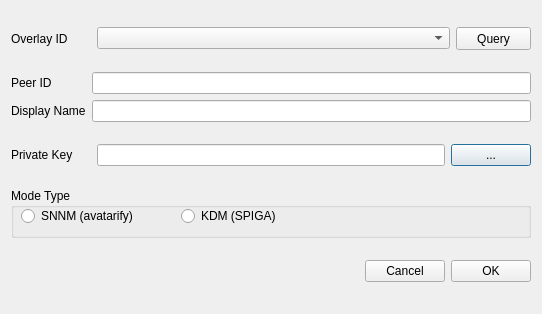
First picture: the form in GUI/JOIN_ROOM.ui, repository ITU-T-SG11-Q8/FVapp, before the edit.
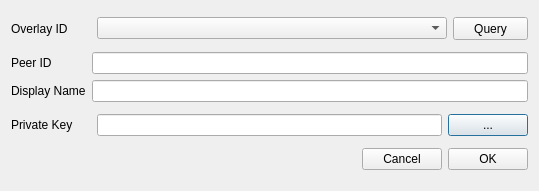
Second picture: the form after the edit.

Diff of the .ui file:
```diff
--- a/GUI/JOIN_ROOM.ui
+++ b/GUI/JOIN_ROOM.ui
@@ -7,58 +7,13 @@
     <x>0</x>
     <y>0</y>
     <width>539</width>
-    <height>314</height>
+    <height>191</height>
    </rect>
   </property>
   <property name="windowTitle">
    <string>Channel Join</string>
   </property>
   <layout class="QGridLayout" name="gridLayout_2">
-   <item row="7" column="0">
-    <widget class="QGroupBox" name="ModeType">
-     <property name="minimumSize">
-      <size>
-       <width>520</width>
-       <height>50</height>
-      </size>
-     </property>
-     <property name="maximumSize">
-      <size>
-       <width>520</width>
-       <height>50</height>
-      </size>
-     </property>
-     <property name="title">
-      <string>Mode Type</string>
-     </property>
-     <widget class="QRadioButton" name="radioButton_kdm">
-      <property name="geometry">
-       <rect>
-        <x>170</x>
-        <y>20</y>
-        <width>131</width>
-        <height>16</height>
-       </rect>
-      </property>
-      <property name="text">
-       <string>KDM (SPIGA)</string>
-      </property>
-     </widget>
-     <widget class="QRadioButton" name="radioButton_snnm">
-      <property name="geometry">
-       <rect>
-        <x>10</x>
-        <y>20</y>
-        <width>151</width>
-        <height>16</height>
-       </rect>
-      </property>
-      <property name="text">
-       <string>SNNM (avatarify)</string>
-      </property>
-     </widget>
-    </widget>
-   </item>
    <item row="6" column="0">
     <layout class="QHBoxLayout" name="horizontalLayout">
      <item>
@@ -162,7 +117,7 @@
      </item>
     </layout>
    </item>
-   <item row="8" column="0">
+   <item row="7" column="0">
     <layout class="QHBoxLayout" name="horizontalLayout_4">
      <item>
       <spacer name="horizontalSpacer">
```
Left out of the diff: 48 changed lines with no effect on the pictures.
